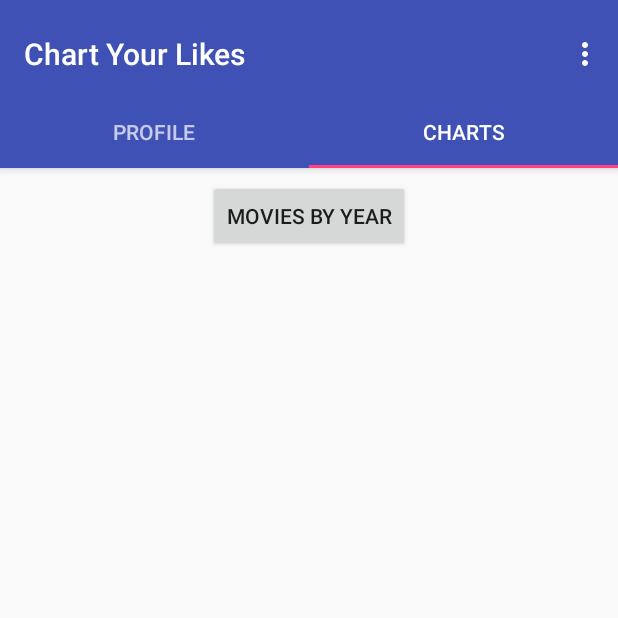
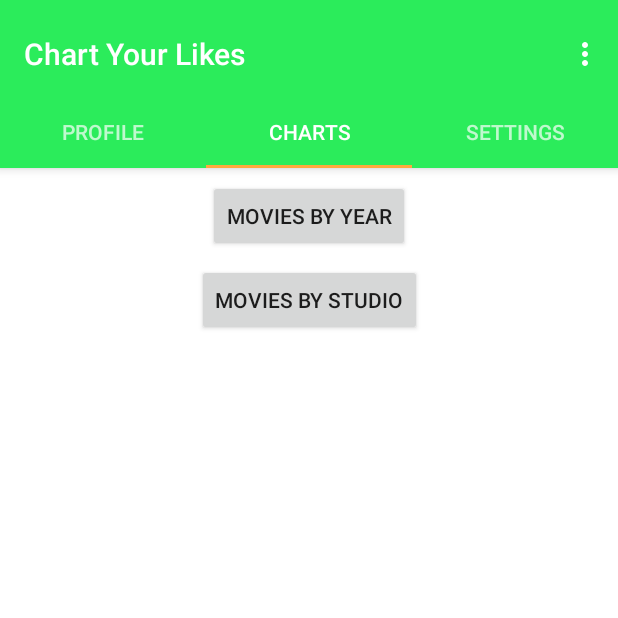
Before and after one commit to cal2195/ChartYourLikes, an Android app: the PagerActivity screen opened directly, with no data from a screen before it, tab 2 chosen, on a phone screen of 412 x 824 dp, the top half of it. Run offline under Robolectric (Android 15) with nearby library versions, the phone set to English and light mode, and no system bars; libraries missing offline, so code that uses them is left out: com.facebook, com.facebook.login; 7 statements that could not run were skipped.

Commit message:
Added Movies by Studio!

```diff
--- a/app/src/main/java/com/martin/cal/chartyourlikes/LoginActivity.java
+++ b/app/src/main/java/com/martin/cal/chartyourlikes/LoginActivity.java
@@ -52,7 +52,7 @@ public class LoginActivity extends AppCompatActivity {
             }
         });
 
-        if (!AccessToken.getCurrentAccessToken().isExpired())
+        if (AccessToken.getCurrentAccessToken() != null && !AccessToken.getCurrentAccessToken().isExpired())
         {
             loginCompleted();
         }
--- a/app/src/main/java/com/martin/cal/chartyourlikes/PagerActivity.java
+++ b/app/src/main/java/com/martin/cal/chartyourlikes/PagerActivity.java
@@ -87,6 +87,7 @@ public class PagerActivity extends AppCompatActivity implements ProfileFragment.
             {
                 case 0: return ProfileFragment.newInstance();
                 case 1: return ChartListFragment.newInstance();
+                case 2: return SettingsFragment.newInstance();
             }
             return null;
         }
@@ -94,7 +95,7 @@ public class PagerActivity extends AppCompatActivity implements ProfileFragment.
         @Override
         public int getCount() {
             // Show 3 total pages.
-            return 2;
+            return 3;
         }
 
         @Override
--- /dev/null
+++ b/app/src/main/java/com/martin/cal/chartyourlikes/SettingsFragment.java
@@ -0,0 +1,46 @@
+package com.martin.cal.chartyourlikes;
+
+
+import android.os.Bundle;
+import android.support.v4.app.Fragment;
+import android.view.LayoutInflater;
+import android.view.View;
+import android.view.ViewGroup;
+
+
+/**
+ * A simple {@link Fragment} subclass.
+ * Use the {@link SettingsFragment#newInstance} factory method to
+ * create an instance of this fragment.
+ */
+public class SettingsFragment extends Fragment {
+
+    public SettingsFragment() {
+        // Required empty public constructor
+    }
+
+    /**
+     * Use this factory method to create a new instance of
+     * this fragment using the provided parameters.
+     *
+     * @return A new instance of fragment SettingsFragment.
+     */
+    // TODO: Rename and change types and number of parameters
+    public static SettingsFragment newInstance() {
+        SettingsFragment fragment = new SettingsFragment();
+        return fragment;
+    }
+
+    @Override
+    public void onCreate(Bundle savedInstanceState) {
+        super.onCreate(savedInstanceState);
+    }
+
+    @Override
+    public View onCreateView(LayoutInflater inflater, ViewGroup container,
+                             Bundle savedInstanceState) {
+        // Inflate the layout for this fragment
+        return inflater.inflate(R.layout.fragment_settings, container, false);
+    }
+
+}
--- a/app/src/main/res/layout/fragment_chart_list.xml
+++ b/app/src/main/res/layout/fragment_chart_list.xml
@@ -22,5 +22,17 @@
             app:layout_constraintLeft_toLeftOf="parent"
             app:layout_constraintRight_toRightOf="parent"
             app:layout_constraintTop_toTopOf="parent" />
+
+        <Button
+            android:id="@+id/moviesByStudio"
+            android:layout_width="wrap_content"
+            android:layout_height="wrap_content"
+            android:text="Movies By Studio"
+            android:layout_marginTop="8dp"
+            app:layout_constraintTop_toBottomOf="@+id/moviesByYear"
+            android:layout_marginRight="8dp"
+            app:layout_constraintRight_toRightOf="parent"
+            android:layout_marginLeft="8dp"
+            app:layout_constraintLeft_toLeftOf="parent" />
     </android.support.constraint.ConstraintLayout>
 </FrameLayout>
--- a/app/src/main/res/values/colors.xml
+++ b/app/src/main/res/values/colors.xml
@@ -1,8 +1,8 @@
 <?xml version="1.0" encoding="utf-8"?>
 <resources>
-    <color name="colorPrimary">#3F51B5</color>
-    <color name="colorPrimaryDark">#303F9F</color>
-    <color name="colorAccent">#FF4081</color>
+    <color name="colorPrimary">#2bec5b</color>
+    <color name="colorPrimaryDark">#1a9338</color>
+    <color name="colorAccent">#ffa83e</color>
 
     <color name="black_overlay">#66000000</color>
 </resources>
```
Also changed, not shown: app/src/main/AndroidManifest.xml (+4 -7 lines), app/src/main/java/com/martin/cal/chartyourlikes/ChartListFragment.java (+17 -2 lines), app/src/main/java/com/martin/cal/chartyourlikes/charts/StudioPieChartActivity.java (added, +91 -0 lines), app/src/main/res/layout/activity_studio_pie_chart.xml (added, +25 -0 lines), app/src/main/res/layout/content_studio_pie_chart.xml (added, +25 -0 lines), app/src/main/res/layout/fragment_profile.xml (+32 -4 lines), app/src/main/res/layout/fragment_settings.xml (added, +26 -0 lines), app/src/main/res/values/strings.xml (+4 -5 lines), app/src/main/res/values/styles.xml (+1 -13 lines).
